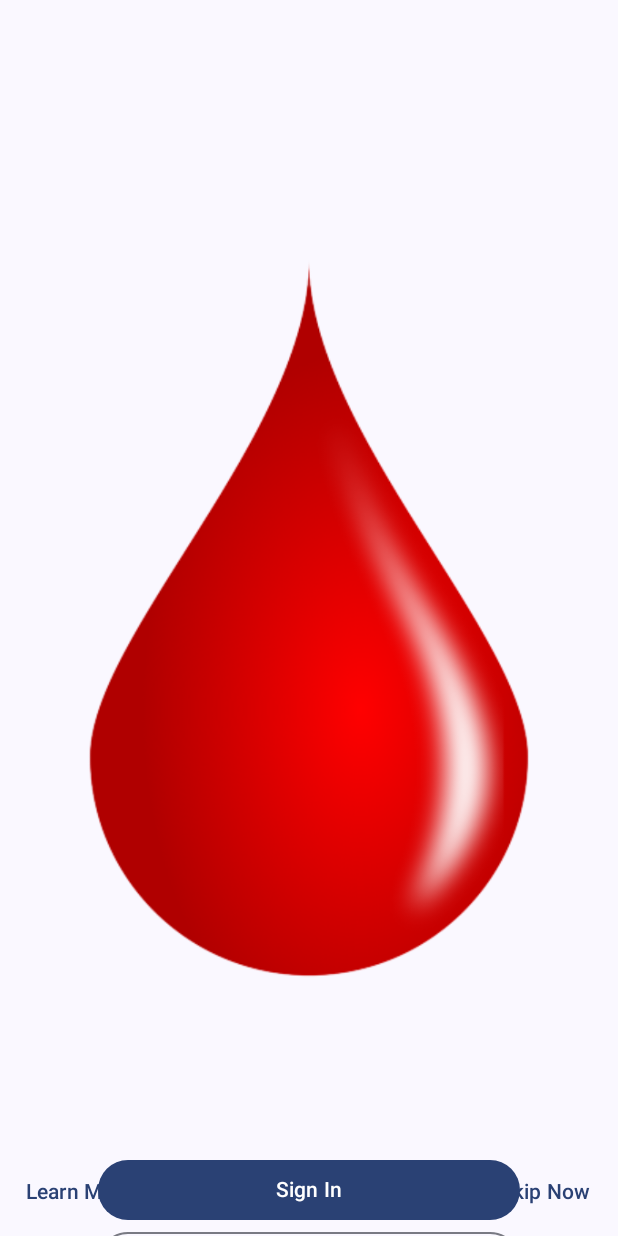
After one commit to AMANDHAKAR191/BloodBankApp, an Android app built with Jetpack Compose: the composable SignInScreen shown on its own in the app's theme, on a phone screen of 412 x 824 dp. The commit adds this screen. Run offline under Robolectric (Android 15) with nearby library versions, the phone set to English and light mode, and no system bars; our stand-ins replace constraintlayout-compose.

Commit message:
BloodBank with working authentication fully working

```diff
--- a/app/src/main/java/com/example/bloodbankapp/WelcomeActivity.kt
+++ b/app/src/main/java/com/example/bloodbankapp/WelcomeActivity.kt
@@ -25,6 +25,7 @@ import androidx.constraintlayout.compose.Dimension
 import com.example.bloodbankapp.ui.theme.BloodBankAppTheme
 
 class WelcomeActivity : ComponentActivity() {
+
     override fun onCreate(savedInstanceState: Bundle?) {
         super.onCreate(savedInstanceState)
         setContent {
@@ -98,7 +99,7 @@ class WelcomeActivity : ComponentActivity() {
                 Text(text = "Sign In")
             }
             OutlinedButton(
-                onClick = { /*TODO*/ },
+                onClick = { },
                 modifier = Modifier
                     .layoutId("outlinedButtonCreateAccount")
                     .padding(start = 60.dp, end = 60.dp)
@@ -106,7 +107,7 @@ class WelcomeActivity : ComponentActivity() {
                 Text(text = "Create Account")
             }
             TextButton(
-                onClick = { /*TODO*/ },
+                onClick = { },
                 modifier = Modifier.layoutId("textButtonLearnMore")
             ) {
                 Text(text = "Learn More")
--- /dev/null
+++ b/app/src/main/java/com/example/bloodbankapp/presentation/sign_in/SignInScreen.kt
@@ -0,0 +1,132 @@
+package com.plcoding.composegooglesignincleanarchitecture.presentation.sign_in
+
+import android.content.Intent
+import android.os.Bundle
+import android.widget.Toast
+import androidx.compose.foundation.Image
+import androidx.compose.foundation.layout.Box
+import androidx.compose.foundation.layout.fillMaxSize
+import androidx.compose.foundation.layout.padding
+import androidx.compose.material3.Button
+import androidx.compose.material3.OutlinedButton
+import androidx.compose.material3.Text
+import androidx.compose.material3.TextButton
+import androidx.compose.runtime.Composable
+import androidx.compose.runtime.LaunchedEffect
+import androidx.compose.ui.Alignment
+import androidx.compose.ui.Modifier
+import androidx.compose.ui.layout.layoutId
+import androidx.compose.ui.platform.LocalContext
+import androidx.compose.ui.res.painterResource
+import androidx.compose.ui.unit.dp
+import androidx.constraintlayout.compose.ConstraintLayout
+import androidx.constraintlayout.compose.ConstraintSet
+import androidx.constraintlayout.compose.Dimension
+import androidx.core.content.ContextCompat.startActivity
+import com.example.bloodbankapp.R
+import com.example.bloodbankapp.SecondActivity
+
+@Composable
+fun SignInScreen(
+    state: SignInState,
+    onSignInClick: () -> Unit
+) {
+    val context = LocalContext.current
+    LaunchedEffect(key1 = state.signInError) {
+        state.signInError?.let { error ->
+            Toast.makeText(
+                context,
+                error,
+                Toast.LENGTH_LONG
+            ).show()
+        }
+    }
+
+    val constraints = ConstraintSet {
+        val imageWelcome = createRefFor("imageWelcome")
+        val buttonSignIn = createRefFor("buttonSignIn")
+        val outlinedButtonCreateAccount = createRefFor("outlinedButtonCreateAccount")
+        val textButtonLearnMore = createRefFor("textButtonLearnMore")
+        val textButtonSkipNow = createRefFor("textButtonSkipNow")
+
+        constrain(imageWelcome) {
+            top.linkTo(parent.top)
+            bottom.linkTo(parent.bottom)
+            start.linkTo(parent.start)
+            end.linkTo(parent.end)
+        }
+        constrain(buttonSignIn) {
+            top.linkTo(imageWelcome.bottom)
+            start.linkTo(parent.start)
+            end.linkTo(parent.end)
+            end.linkTo(parent.end)
+            width = Dimension.matchParent
+        }
+        constrain(outlinedButtonCreateAccount) {
+            top.linkTo(buttonSignIn.bottom)
+            start.linkTo(parent.start)
+            end.linkTo(parent.end)
+            end.linkTo(parent.end)
+            width = Dimension.matchParent
+        }
+        constrain(textButtonLearnMore) {
+            start.linkTo(parent.start)
+            bottom.linkTo(parent.bottom)
+        }
+        constrain(textButtonSkipNow) {
+            end.linkTo(parent.end)
+            bottom.linkTo(parent.bottom)
+        }
+    }
+    ConstraintLayout(
+        constraints,
+        modifier = Modifier
+            .fillMaxSize()
+            .padding(all = 5.dp)
+    ) {
+        Image(
+            painter = painterResource(id = R.drawable.imge_blood_drop),
+            contentDescription = "Welcome image",
+            modifier = Modifier.layoutId("imageWelcome")
+        )
+        Button(
+            onClick = onSignInClick,
+            modifier = Modifier
+                .layoutId("buttonSignIn")
+                .padding(start = 60.dp, end = 60.dp, top = 100.dp)
+        ) {
+            Text(text = "Sign In")
+        }
+        OutlinedButton(
+            onClick = { /*TODO*/ },
+            modifier = Modifier
+                .layoutId("outlinedButtonCreateAccount")
+                .padding(start = 60.dp, end = 60.dp)
+        ) {
+            Text(text = "Create Account")
+        }
+        TextButton(
+            onClick = { /*TODO*/ },
+            modifier = Modifier.layoutId("textButtonLearnMore")
+        ) {
+            Text(text = "Learn More")
+        }
+        TextButton(onClick = {
+//            val intent = Intent(context, SecondActivity::class.java)
+//            startActivity(context, intent, Bundle())
+        }, modifier = Modifier.layoutId("textButtonSkipNow")) {
+            Text(text = "Skip Now")
+        }
+
+    }
+//    Box(
+//        modifier = Modifier
+//            .fillMaxSize()
+//            .padding(16.dp),
+//        contentAlignment = Alignment.Center
+//    ) {
+//        Button(onClick = onSignInClick) {
+//            Text(text = "Sign in")
+//        }
+//    }
+}
--- /dev/null
+++ b/app/src/main/java/com/example/bloodbankapp/presentation/sign_in/SignInState.kt
@@ -0,0 +1,6 @@
+package com.plcoding.composegooglesignincleanarchitecture.presentation.sign_in
+
+data class SignInState(
+    val isSignInSuccessful: Boolean = false,
+    val signInError: String? = null
+)
--- a/app/src/main/res/values/strings.xml
+++ b/app/src/main/res/values/strings.xml
@@ -2,4 +2,6 @@
     <string name="app_name">BloodBankApp</string>
     <string name="title_activity_second">SecondActivity</string>
     <string name="title_activity_third">ThirdActivity</string>
+    <string name="web_client_id">613644698170-6hcenps4j8cld56cg666pq7fipc5h8t7.apps.googleusercontent.com</string>
+    <string name="title_activity_main">MainActivity</string>
 </resources>
```
Also changed, not shown: app/build.gradle (+13 -1 lines), app/src/main/AndroidManifest.xml (+8 -1 lines), app/src/main/java/com/example/bloodbankapp/DashBoardActivity.kt (+51 -11 lines), app/src/main/java/com/example/bloodbankapp/MainActivity.kt (added, +145 -0 lines), app/src/main/java/com/example/bloodbankapp/presentation/profile/ProfileScreen.kt (added, +149 -0 lines), app/src/main/java/com/example/bloodbankapp/presentation/sign_in/GoogleAuthUiClient.kt (added, +91 -0 lines), app/src/main/java/com/example/bloodbankapp/presentation/sign_in/SignInResult.kt (added, +12 -0 lines), app/src/main/java/com/example/bloodbankapp/presentation/sign_in/SignInViewModel.kt (added, +23 -0 lines), build.gradle (+10 -2 lines), 1 other file.
